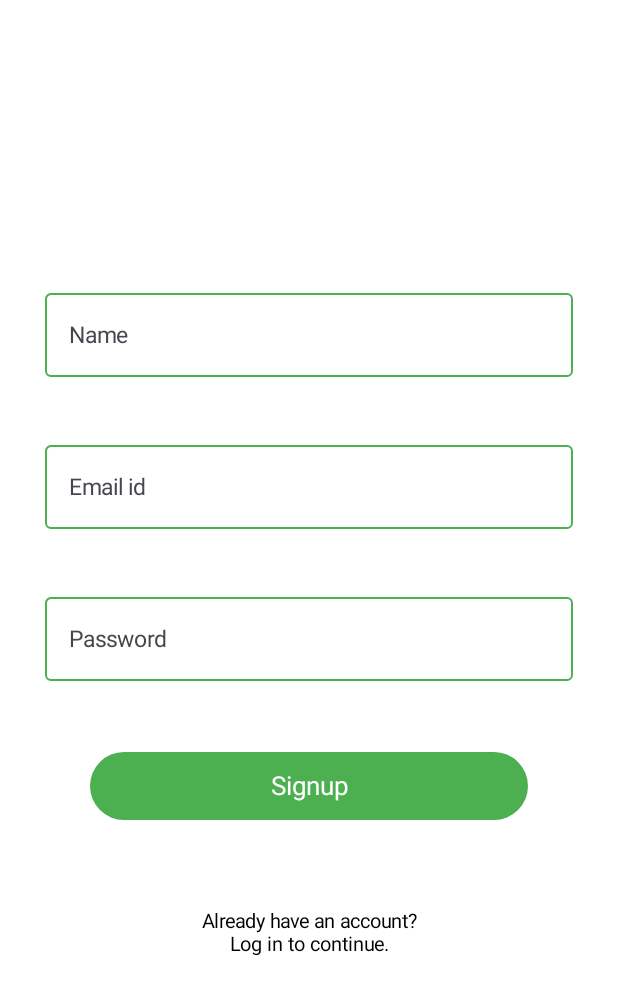
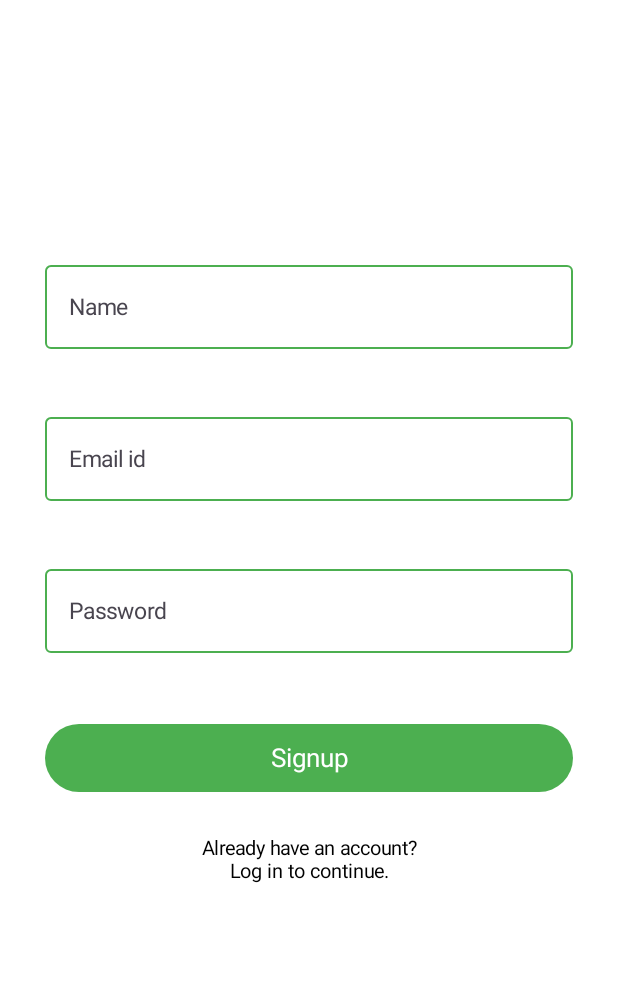
Before and after one commit to saurabhpra03/simple_invoice, an Android app built with Jetpack Compose: the SignupScreen screen opened through its navigation route, on a phone screen of 412 x 824 dp. Shown: the top 995 px of the screen. Run offline under Robolectric (Android 15) with nearby library versions, the phone set to English and light mode, and no system bars; our stand-ins replace Dagger/Hilt's generated code, constraintlayout-compose.

```diff
--- a/app/build.gradle.kts
+++ b/app/build.gradle.kts
@@ -93,5 +93,11 @@ dependencies {
     // Coroutine
     implementation(libs.kotlinx.coroutines.android)
 
+    // Hilt navigation
+    implementation(libs.androidx.hilt.navigation.compose)
+
+    // Constraintlayout
+    implementation(libs.androidx.constraintlayout.compose)
+
 
 }
--- a/app/src/main/java/com/simple/invoice/common/AppField.kt
+++ b/app/src/main/java/com/simple/invoice/common/AppField.kt
@@ -1,7 +1,9 @@
 package com.simple.invoice.common
 
 import androidx.compose.foundation.layout.Column
+import androidx.compose.foundation.layout.fillMaxWidth
 import androidx.compose.foundation.layout.padding
+import androidx.compose.foundation.layout.wrapContentHeight
 import androidx.compose.foundation.text.KeyboardOptions
 import androidx.compose.material.icons.Icons
 import androidx.compose.material.icons.filled.Visibility
@@ -42,10 +44,12 @@ fun AppField(
 
     var showPassword by remember { mutableStateOf(false) }
 
-    Column {
+    Column(modifier = modifier) {
 
         OutlinedTextField(
-            modifier = modifier,
+            modifier = Modifier
+                .fillMaxWidth()
+                .wrapContentHeight(),
             value = value,
             onValueChange = onValueChange,
             label = {
--- /dev/null
+++ b/app/src/main/java/com/simple/invoice/common/AppStatusBarColor.kt
@@ -0,0 +1,25 @@
+package com.simple.invoice.common
+
+import androidx.activity.ComponentActivity
+import androidx.compose.runtime.Composable
+import androidx.compose.runtime.LaunchedEffect
+import androidx.compose.ui.graphics.Color
+import androidx.compose.ui.graphics.toArgb
+import androidx.compose.ui.platform.LocalContext
+import androidx.compose.ui.platform.LocalView
+import androidx.core.view.WindowCompat
+import com.simple.invoice.ui.theme.White
+
+@Composable
+fun AppStatusBarColor(color: Color = White) {
+    val context = LocalContext.current
+    val view = LocalView.current
+    val window = (context as? ComponentActivity)?.window
+
+    LaunchedEffect(color) {
+        window?.let {
+            it.statusBarColor = color.toArgb()
+            WindowCompat.getInsetsController(it, view).isAppearanceLightStatusBars = false
+        }
+    }
+}
--- a/app/src/main/java/com/simple/invoice/ui/theme/Color.kt
+++ b/app/src/main/java/com/simple/invoice/ui/theme/Color.kt
@@ -10,3 +10,4 @@ val Green = Color(0xFF4CAF50)
 val White = Color(0xFFFFFFFF)
 val Red = Color(0xFFFF0000)
 val Black = Color(0xFF000000)
+val BgLoader = Color(0xABFFFFFF)
--- a/app/src/main/java/com/simple/invoice/ui/view/auth/AuthActivity.kt
+++ b/app/src/main/java/com/simple/invoice/ui/view/auth/AuthActivity.kt
@@ -13,6 +13,7 @@ import androidx.compose.ui.unit.dp
 import androidx.navigation.compose.NavHost
 import androidx.navigation.compose.composable
 import androidx.navigation.compose.rememberNavController
+import com.simple.invoice.common.AppStatusBarColor
 import com.simple.invoice.ui.theme.SimpleInvoiceTheme
 import com.simple.invoice.ui.utils.Screens
 import dagger.hilt.android.AndroidEntryPoint
@@ -28,6 +29,8 @@ class AuthActivity : ComponentActivity() {
             SimpleInvoiceTheme(
                 darkTheme = false,
             ) {
+
+                AppStatusBarColor()
 
                 Scaffold(
                     modifier = Modifier
@@ -54,4 +57,6 @@ class AuthActivity : ComponentActivity() {
             }
         }
     }
+
+
 }
--- a/app/src/main/java/com/simple/invoice/ui/view/auth/Login.kt
+++ b/app/src/main/java/com/simple/invoice/ui/view/auth/Login.kt
@@ -1,20 +1,17 @@
 package com.simple.invoice.ui.view.auth
 
 import androidx.compose.foundation.clickable
-import androidx.compose.foundation.layout.Arrangement
-import androidx.compose.foundation.layout.Column
 import androidx.compose.foundation.layout.fillMaxSize
-import androidx.compose.foundation.layout.fillMaxWidth
 import androidx.compose.foundation.layout.height
 import androidx.compose.foundation.layout.padding
 import androidx.compose.foundation.layout.wrapContentHeight
 import androidx.compose.material3.Text
 import androidx.compose.runtime.Composable
+import androidx.compose.runtime.collectAsState
 import androidx.compose.runtime.getValue
 import androidx.compose.runtime.mutableStateOf
 import androidx.compose.runtime.remember
 import androidx.compose.runtime.setValue
-import androidx.compose.ui.Alignment
 import androidx.compose.ui.Modifier
 import androidx.compose.ui.platform.LocalContext
 import androidx.compose.ui.res.stringResource
@@ -25,21 +22,32 @@ import androidx.compose.ui.text.input.ImeAction
 import androidx.compose.ui.text.input.KeyboardType
 import androidx.compose.ui.text.style.TextAlign
 import androidx.compose.ui.tooling.preview.Preview
+import androidx.constraintlayout.compose.ConstraintLayout
+import androidx.constraintlayout.compose.Dimension
+import androidx.hilt.navigation.compose.hiltViewModel
 import androidx.navigation.NavController
 import androidx.navigation.compose.rememberNavController
 import com.simple.invoice.R
 import com.simple.invoice.common.AppButton
 import com.simple.invoice.common.AppField
+import com.simple.invoice.common.AppLoader
+import com.simple.invoice.data.Resource
 import com.simple.invoice.ui.theme.Black
 import com.simple.invoice.ui.theme.Dimen
 import com.simple.invoice.ui.utils.Screens
+import com.simple.invoice.ui.view.MainActivity
+import com.simple.invoice.ui.viewModel.AuthViewModel
 import com.simple.invoice.utils.Constants
+import com.simple.invoice.utils.Constants.finishAndGotoNextActivity
+import com.simple.invoice.utils.Constants.toast
 import com.simple.invoice.utils.Validator
 
 @Composable
-fun LoginScreen(navController: NavController) {
+fun LoginScreen(navController: NavController, viewModel: AuthViewModel = hiltViewModel()) {
 
     val context = LocalContext.current
+
+    val loginFlow = viewModel.loginFlow.collectAsState()
 
     var emailId by remember { mutableStateOf("") }
     var emailIdError by remember { mutableStateOf("") }
@@ -59,16 +67,28 @@ fun LoginScreen(navController: NavController) {
         isPasswordError = passwordError.isNotEmpty()
     }
 
-    Column(
-        modifier = Modifier.fillMaxSize(),
-        verticalArrangement = Arrangement.Center,
-        horizontalAlignment = Alignment.CenterHorizontally
+    fun valid(): Boolean {
+
+        emailIdUpdate(emailId.trim())
+        passwordUpdate(password.trim())
+
+        return (!isEmailIdError || !isPasswordError)
+    }
+
+    ConstraintLayout(
+        modifier = Modifier
+            .fillMaxSize()
     ) {
-
+        val (refFieldEmail, refFieldPassword, refBtnLogin, refTxtRegistration, refLoader) = createRefs()
 
         AppField(
             modifier = Modifier
-                .fillMaxWidth()
+                .constrainAs(refFieldEmail) {
+                    start.linkTo(parent.start)
+                    end.linkTo(parent.end)
+                    bottom.linkTo(refFieldPassword.top, Dimen.dimen20)
+                    width = Dimension.fillToConstraints
+                }
                 .wrapContentHeight(),
             value = emailId,
             onValueChange = emailIdUpdate,
@@ -80,8 +100,13 @@ fun LoginScreen(navController: NavController) {
 
         AppField(
             modifier = Modifier
-                .padding(top = Dimen.dimen20)
-                .fillMaxWidth()
+                .constrainAs(refFieldPassword) {
+                    start.linkTo(parent.start)
+                    top.linkTo(parent.top)
+                    end.linkTo(parent.end)
+                    bottom.linkTo(parent.bottom)
+                    width = Dimension.fillToConstraints
+                }
                 .wrapContentHeight(),
             value = password,
             onValueChange = passwordUpdate,
@@ -96,16 +121,29 @@ fun LoginScreen(navController: NavController) {
         AppButton(
             modifier = Modifier
                 .padding(top = Dimen.dimen30)
-                .fillMaxWidth()
+                .constrainAs(refBtnLogin) {
+                    start.linkTo(parent.start)
+                    top.linkTo(refFieldPassword.bottom)
+                    end.linkTo(parent.end)
+                    width = Dimension.fillToConstraints
+                }
                 .height(Dimen.buttonHeight),
             txt = stringResource(id = R.string.login)
         ) {
+            if (valid()) {
+                viewModel.login(emailId.trim(), password.trim())
+            }
 
         }
 
         Text(
             modifier = Modifier
                 .padding(top = Dimen.dimen30)
+                .constrainAs(refTxtRegistration) {
+                    start.linkTo(parent.start)
+                    top.linkTo(refBtnLogin.bottom)
+                    end.linkTo(parent.end)
+                }
                 .clickable {
                     Constants.finishAndGotoNextScreen(
                         navController = navController,
@@ -121,7 +159,33 @@ fun LoginScreen(navController: NavController) {
             ),
             textAlign = TextAlign.Center
         )
+
+        loginFlow.value?.let {
+            when (it) {
+                is Resource.Success -> {
+                    context.finishAndGotoNextActivity(MainActivity::class.java)
+                }
+
+                is Resource.Failed -> {
+                    context.toast(it.msg)
+                    viewModel.clearAuthFlow()
+                }
+
+                is Resource.Loading -> {
+                    AppLoader(modifier = Modifier
+                        .constrainAs(refLoader) {
+                            start.linkTo(parent.start)
+                            top.linkTo(parent.top)
+                            end.linkTo(parent.end)
+                            bottom.linkTo(parent.bottom)
+                            width = Dimension.fillToConstraints
+                            height = Dimension.fillToConstraints
+                        })
+                }
+            }
+        }
     }
+
 
 }
 
--- a/app/src/main/java/com/simple/invoice/ui/view/auth/Signup.kt
+++ b/app/src/main/java/com/simple/invoice/ui/view/auth/Signup.kt
@@ -1,20 +1,16 @@
 package com.simple.invoice.ui.view.auth
 
 import androidx.compose.foundation.clickable
-import androidx.compose.foundation.layout.Arrangement
-import androidx.compose.foundation.layout.Column
 import androidx.compose.foundation.layout.fillMaxSize
-import androidx.compose.foundation.layout.fillMaxWidth
 import androidx.compose.foundation.layout.height
-import androidx.compose.foundation.layout.padding
 import androidx.compose.foundation.layout.wrapContentHeight
 import androidx.compose.material3.Text
 import androidx.compose.runtime.Composable
+import androidx.compose.runtime.collectAsState
 import androidx.compose.runtime.getValue
 import androidx.compose.runtime.mutableStateOf
 import androidx.compose.runtime.remember
 import androidx.compose.runtime.setValue
-import androidx.compose.ui.Alignment
 import androidx.compose.ui.Modifier
 import androidx.compose.ui.platform.LocalContext
 import androidx.compose.ui.res.stringResource
@@ -25,21 +21,33 @@ import androidx.compose.ui.text.input.ImeAction
 import androidx.compose.ui.text.input.KeyboardType
 import androidx.compose.ui.text.style.TextAlign
 import androidx.compose.ui.tooling.preview.Preview
+import androidx.constraintlayout.compose.ConstraintLayout
+import androidx.constraintlayout.compose.Dimension
+import androidx.hilt.navigation.compose.hiltViewModel
 import androidx.navigation.NavController
 import androidx.navigation.compose.rememberNavController
 import com.simple.invoice.R
 import com.simple.invoice.common.AppButton
 import com.simple.invoice.common.AppField
+import com.simple.invoice.common.AppLoader
+import com.simple.invoice.data.Resource
+import com.simple.invoice.data.model.Auth
 import com.simple.invoice.ui.theme.Black
 import com.simple.invoice.ui.theme.Dimen
 import com.simple.invoice.ui.utils.Screens
+import com.simple.invoice.ui.view.MainActivity
+import com.simple.invoice.ui.viewModel.AuthViewModel
 import com.simple.invoice.utils.Constants
+import com.simple.invoice.utils.Constants.finishAndGotoNextActivity
+import com.simple.invoice.utils.Constants.toast
 import com.simple.invoice.utils.Validator
 
 @Composable
-fun SignupScreen(navController: NavController) {
+fun SignupScreen(navController: NavController, viewModel: AuthViewModel = hiltViewModel()) {
 
     val context = LocalContext.current
+
+    val signUpFlow = viewModel.signUpFlow.collectAsState()
 
     var name by remember { mutableStateOf("") }
     var nameError by remember { mutableStateOf("") }
@@ -65,22 +73,33 @@ fun SignupScreen(navController: NavController) {
     var password by remember { mutableStateOf("") }
     var passwordError by remember { mutableStateOf("") }
     var isPasswordError by remember { mutableStateOf(false) }
-    var passwordUpdate = { data: String ->
+    val passwordUpdate = { data: String ->
         password = data
         passwordError = Validator.isValidPassword(context, password)
         isPasswordError = passwordError.isNotEmpty()
     }
 
-    Column(
+    fun valid(): Boolean {
+        nameUpdate(name.trim())
+        emailIdUpdate(emailId.trim())
+        passwordUpdate(password.trim())
+
+        return (!isNameError || !isEmailIdError || !isPasswordError)
+    }
+
+    ConstraintLayout(
         modifier = Modifier
-            .fillMaxSize(),
-        verticalArrangement = Arrangement.Center,
-        horizontalAlignment = Alignment.CenterHorizontally
+            .fillMaxSize()
     ) {
+        val (refFieldName, refFieldEmail, refFieldPassword, refBtnSignup, refTxtLogin, refLoader) = createRefs()
 
         AppField(
             modifier = Modifier
-                .fillMaxWidth()
+                .constrainAs(refFieldName){
+                    start.linkTo(parent.start)
+                    end.linkTo(parent.end)
+                    bottom.linkTo(refFieldEmail.top, Dimen.dimen20)
+                }
                 .wrapContentHeight(),
             value = name,
             onValueChange = nameUpdate,
@@ -92,8 +111,12 @@ fun SignupScreen(navController: NavController) {
 
         AppField(
             modifier = Modifier
-                .padding(top = Dimen.dimen20)
-                .fillMaxWidth()
+                .constrainAs(refFieldEmail){
+                    start.linkTo(parent.start)
+                    end.linkTo(parent.end)
+                    bottom.linkTo(refFieldPassword.top, Dimen.dimen20)
+                    width = Dimension.fillToConstraints
+                }
                 .wrapContentHeight(),
             value = emailId,
             onValueChange = emailIdUpdate,
@@ -105,8 +128,13 @@ fun SignupScreen(navController: NavController) {
 
         AppField(
             modifier = Modifier
-                .padding(top = Dimen.dimen20)
-                .fillMaxWidth()
+                .constrainAs(refFieldPassword){
+                    start.linkTo(parent.start)
+                    top.linkTo(parent.top)
+                    end.linkTo(parent.end)
+                    bottom.linkTo(parent.bottom)
+                    width = Dimension.fillToConstraints
+                }
                 .wrapContentHeight(),
             value = password,
             onValueChange = passwordUpdate,
@@ -120,16 +148,33 @@ fun SignupScreen(navController: NavController) {
 
         AppButton(
             modifier = Modifier
-                .padding(Dimen.dimen30)
-                .fillMaxWidth()
+                .constrainAs(refBtnSignup){
+                    start.linkTo(parent.start)
+                    top.linkTo(refFieldPassword.bottom, Dimen.dimen30)
+                    end.linkTo(parent.end)
+                    width = Dimension.fillToConstraints
+                }
                 .height(Dimen.buttonHeight),
-            txt = stringResource(id = R.string.sign_up)) {
-
+            txt = stringResource(id = R.string.sign_up)
+        ) {
+            if (valid()) {
+                val auth = Auth(
+                    id = 0,
+                    name = name.trim(),
+                    emailId = emailId.trim(),
+                    password = password.trim()
+                )
+                viewModel.isUserExists(auth)
+            }
         }
 
         Text(
             modifier = Modifier
-                .padding(top = Dimen.dimen30)
+                .constrainAs(refTxtLogin){
+                    start.linkTo(parent.start)
+                    top.linkTo(refBtnSignup.bottom, Dimen.dimen30)
+                    end.linkTo(parent.end)
+                }
                 .clickable {
                     Constants.finishAndGotoNextScreen(
                         navController = navController,
@@ -146,6 +191,30 @@ fun SignupScreen(navController: NavController) {
             textAlign = TextAlign.Center
         )
 
+        signUpFlow.value?.let {
+            when (it) {
+                is Resource.Success -> {
+                    context.finishAndGotoNextActivity(MainActivity::class.java)
+                }
+
+                is Resource.Failed -> {
+                    context.toast(it.msg)
+                    viewModel.clearAuthFlow()
+                }
+
+                else -> {
+                    AppLoader(modifier = Modifier
+                        .constrainAs(refLoader) {
+                            start.linkTo(parent.start)
+                            top.linkTo(parent.top)
+                            end.linkTo(parent.end)
+                            bottom.linkTo(parent.bottom)
+                            width = Dimension.fillToConstraints
+                            height = Dimension.fillToConstraints
+                        })
+                }
+            }
+        }
     }
 }
 
--- a/gradle/libs.versions.toml
+++ b/gradle/libs.versions.toml
@@ -1,5 +1,7 @@
 [versions]
 agp = "8.5.1"
+constraintlayoutCompose = "1.0.1"
+hiltNavigationCompose = "1.2.0"
 kotlin = "2.0.0"
 coreKtx = "1.13.1"
 junit = "4.13.2"
@@ -20,7 +22,9 @@ activity = "1.9.1"
 constraintlayout = "2.1.4"
 
 [libraries]
+androidx-constraintlayout-compose = { module = "androidx.constraintlayout:constraintlayout-compose", version.ref = "constraintlayoutCompose" }
 androidx-core-ktx = { group = "androidx.core", name = "core-ktx", version.ref = "coreKtx" }
+androidx-hilt-navigation-compose = { module = "androidx.hilt:hilt-navigation-compose", version.ref = "hiltNavigationCompose" }
 androidx-material-icons-extended = { module = "androidx.compose.material:material-icons-extended", version.ref = "materialIconsExtended" }
 androidx-navigation-compose = { module = "androidx.navigation:navigation-compose", version.ref = "navigationCompose" }
 androidx-room-compiler = { module = "androidx.room:room-compiler", version.ref = "roomRuntime" }
```
Also changed, not shown: app/src/main/java/com/simple/invoice/common/AppLoader.kt (added, +18 -0 lines), app/src/main/java/com/simple/invoice/utils/Constants.kt (+15 -2 lines).
